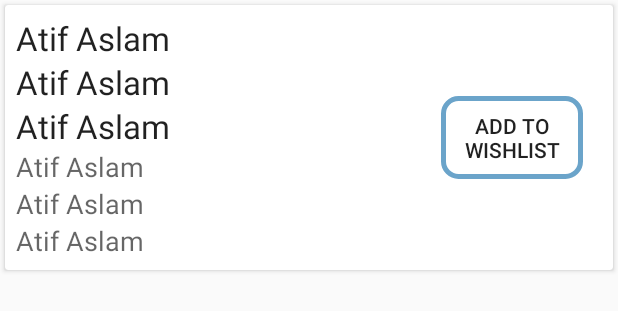
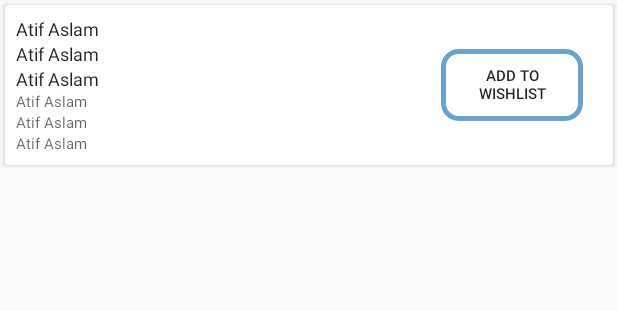
Before and after one commit to Raafay76642/CareerBook, an Android app: the layout aggri_layout.xml on its own in the app's theme, with its tools: preview values and no code run, on a phone screen of 412 x 824 dp. Shown: the top 311 px of the screen. Run offline under Robolectric (Android 15) with nearby library versions, the phone set to English and light mode, and no system bars.

Commit message:
aggregate chnaged

```diff
--- a/app/src/main/res/layout/aggri_layout.xml
+++ b/app/src/main/res/layout/aggri_layout.xml
@@ -25,19 +25,24 @@
             android:layout_width="match_parent"
             android:layout_height="wrap_content"
             android:text="Atif Aslam"
-            android:textAppearance="@style/Base.TextAppearance.AppCompat.Large" />
+            android:textAppearance="@style/Base.TextAppearance.AppCompat.Large"
+            android:textSize="12sp" />
+
         <TextView
             android:id="@+id/expectedMerit"
             android:layout_width="match_parent"
             android:layout_height="wrap_content"
             android:text="Atif Aslam"
-            android:textAppearance="@style/Base.TextAppearance.AppCompat.Large" />
+            android:textAppearance="@style/Base.TextAppearance.AppCompat.Large"
+            android:textSize="12sp" />
+
         <TextView
             android:id="@+id/previousYear"
             android:layout_width="match_parent"
             android:layout_height="wrap_content"
             android:text="Atif Aslam"
-            android:textAppearance="@style/Base.TextAppearance.AppCompat.Large" />
+            android:textAppearance="@style/Base.TextAppearance.AppCompat.Large"
+            android:textSize="12sp" />
 
 
         <TextView
@@ -45,8 +50,8 @@
             android:layout_width="match_parent"
             android:layout_height="wrap_content"
             android:text="Atif Aslam"
-            android:textAppearance="@style/Base.TextAppearance.AppCompat.Medium" />
-
+            android:textAppearance="@style/Base.TextAppearance.AppCompat.Medium"
+            android:textSize="10sp" />
 
 
         <TextView
@@ -54,7 +59,8 @@
             android:layout_width="match_parent"
             android:layout_height="wrap_content"
             android:text="Atif Aslam"
-            android:textAppearance="@style/Base.TextAppearance.AppCompat.Medium" />
+            android:textAppearance="@style/Base.TextAppearance.AppCompat.Medium"
+            android:textSize="10sp" />
 
 
         <TextView
@@ -62,21 +68,23 @@
             android:layout_width="match_parent"
             android:layout_height="wrap_content"
             android:text="Atif Aslam"
-            android:textAppearance="@style/Base.TextAppearance.AppCompat.Medium" />
+            android:textAppearance="@style/Base.TextAppearance.AppCompat.Medium"
+            android:textSize="10sp" />
 
 
     </LinearLayout>
+
     <Button
-           android:layout_weight="2"
+        android:id="@+id/add_WishList"
         android:layout_width="match_parent"
         android:layout_height="wrap_content"
         android:layout_gravity="center"
+        android:layout_margin="20dp"
+        android:layout_weight="2"
+        android:background="@drawable/rountcorner"
         android:gravity="center"
-           android:layout_margin="20dp"
         android:text="Add to Wishlist"
-           android:id="@+id/add_WishList"
-           android:background="@drawable/rountcorner"
-           />
+        android:textSize="10sp" />
 
 
 
--- a/app/src/main/res/values/strings.xml
+++ b/app/src/main/res/values/strings.xml
@@ -4,8 +4,8 @@
 
     <array name="TestTypes">
         <item>Ecat</item>
-        <item>Mcat</item>
         <item>NTS</item>
+        <item>NET</item>
     </array>
     <array name="MatricType">
         <item>Science/Bio</item>
```
Also changed, not shown: app/src/main/java/com/example/aser/careerbook/MyProfile.java (+24 -10 lines), app/src/main/java/com/example/aser/careerbook/ProfileModel.java (+43 -2 lines). Lines whose indentation alone changed are shown as unchanged.
